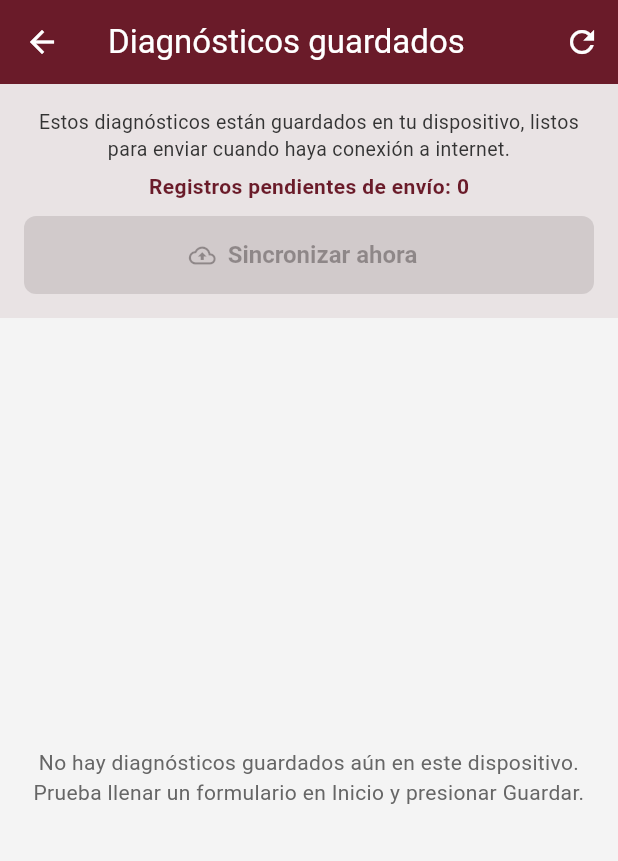
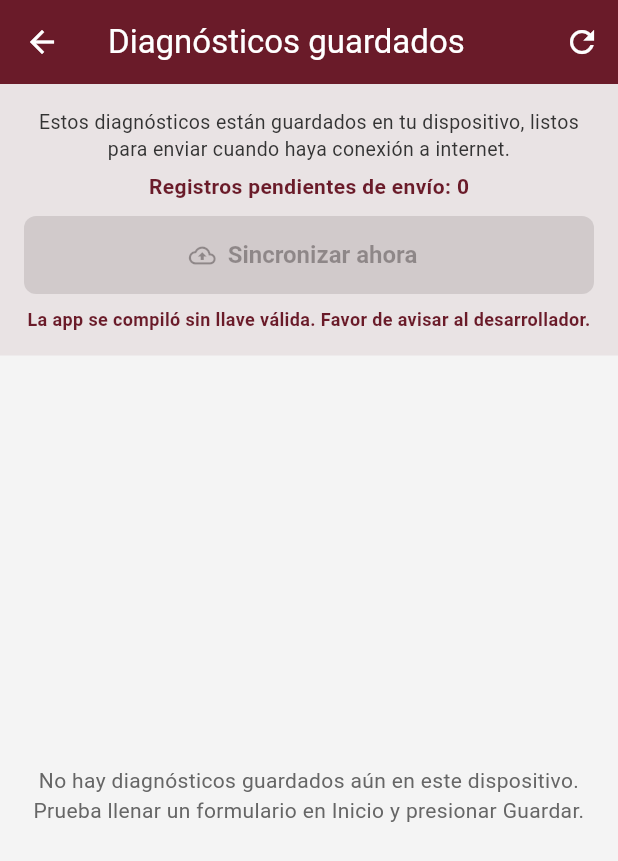
Before and after one commit to arrilive/soberania_alimentaria_app, a Flutter app: the DebugRespuestasScreen screen opened directly, on a phone screen of 412 x 824 dp. Shown: the top 861 px of the screen. Run offline on Flutter 3.47's test engine with Material 3 defaults, Android fonts, the phone set to English and light mode, and no system bars; our stand-ins replace drift, geolocator; accounts and stored records are empty; generated files the repository leaves out were written again.

Commit message:
feat(ui): warn about missing or rejected api key on sync screen

```diff
--- a/lib/screens/debug_respuestas_screen.dart
+++ b/lib/screens/debug_respuestas_screen.dart
@@ -94,7 +94,9 @@ class _DebugRespuestasScreenState extends State<DebugRespuestasScreen> {
                 ),
                 const SizedBox(height: 10),
                 ElevatedButton.icon(
-                  onPressed: _pendientes == 0 || _sincronizando
+                  onPressed: _pendientes == 0 ||
+                          _sincronizando ||
+                          defaultApiKey.isEmpty
                       ? null
                       : () async {
                           setState(() => _sincronizando = true);
@@ -102,6 +104,16 @@ class _DebugRespuestasScreenState extends State<DebugRespuestasScreen> {
                           if (!context.mounted) return;
                           setState(() => _sincronizando = false);
                           _cargarDatos();
+                          if (resultado.errorAutenticacion) {
+                            ScaffoldMessenger.of(context).showSnackBar(
+                              const SnackBar(
+                                content: Text(
+                                  'El servidor rechazó la llave de la app (inválida o vencida). Avisa al desarrollador para recompilar con la llave vigente.',
+                                ),
+                                backgroundColor: AppColors.guinda,
+                              ),
+                            );
+                          } else {
                             ScaffoldMessenger.of(context).showSnackBar(
                               SnackBar(
                                 content: Text(
@@ -114,6 +126,7 @@ class _DebugRespuestasScreenState extends State<DebugRespuestasScreen> {
                                     : AppColors.doradoInstitucional,
                               ),
                             );
+                          }
                         },
                   icon: _sincronizando
                       ? const SizedBox(
@@ -126,6 +139,18 @@ class _DebugRespuestasScreenState extends State<DebugRespuestasScreen> {
                       ? 'Sincronizando...'
                       : 'Sincronizar ahora'),
                 ),
+                if (defaultApiKey.isEmpty) ...[
+                  const SizedBox(height: 8),
+                  const Text(
+                    'La app se compiló sin llave válida. Favor de avisar al desarrollador.',
+                    textAlign: TextAlign.center,
+                    style: TextStyle(
+                      fontSize: 12,
+                      color: AppColors.guinda,
+                      fontWeight: FontWeight.w600,
+                    ),
+                  ),
+                ],
               ],
             ),
           ),
```
Lines whose indentation alone changed are shown as unchanged.
